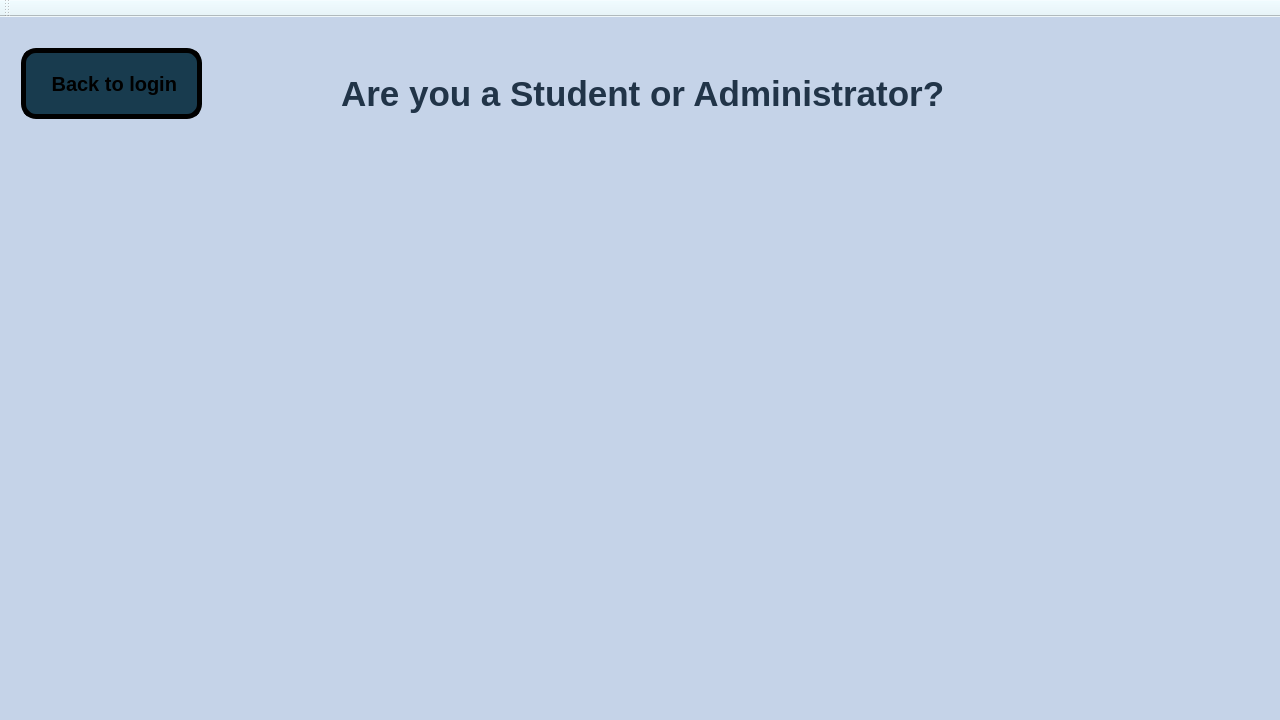
Old version of the form Coursify.ui in the repository Ahmed-ElGoharyy/Coursifyy.
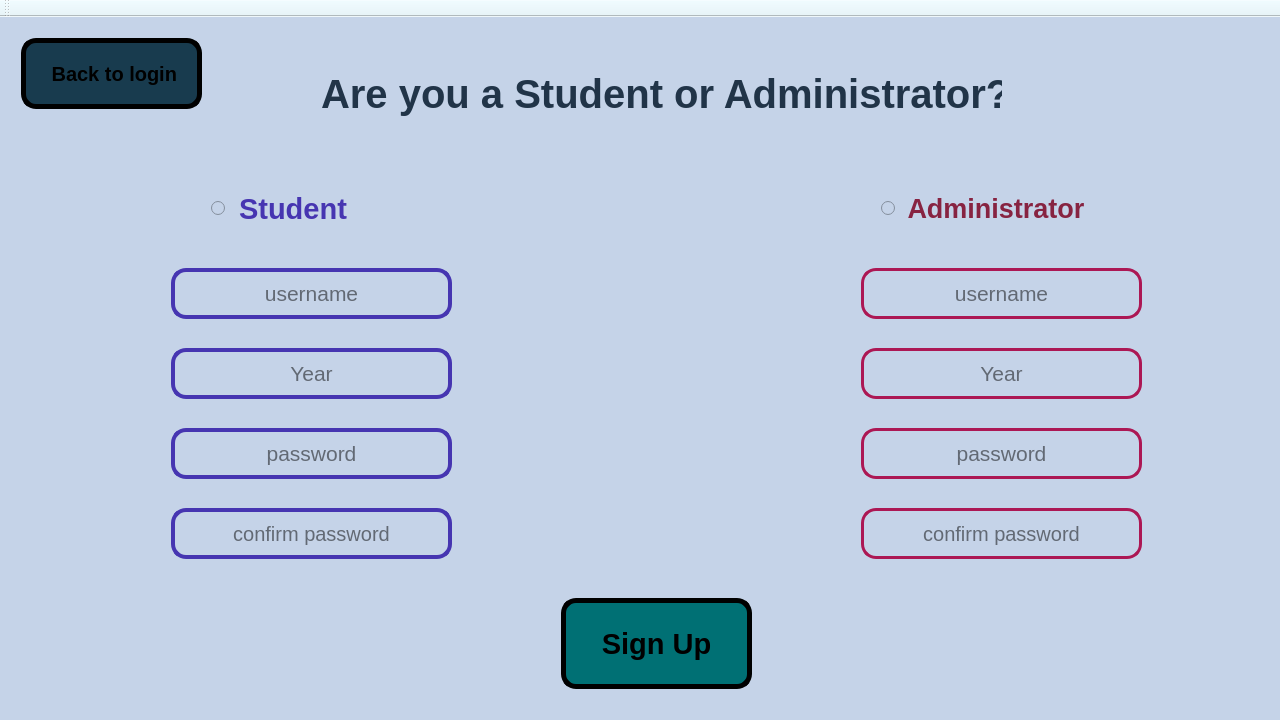
New version of the form. Icons and pictures are not drawn.

Commit message: initial Register page

```diff
--- a/Coursify.ui
+++ b/Coursify.ui
@@ -491,10 +491,13 @@
      <widget class="QStackedWidget" name="stackedWidget">
       <property name="sizePolicy">
        <sizepolicy hsizetype="Expanding" vsizetype="Expanding">
-        <horstretch>0</horstretch>
+        <horstretch>5</horstretch>
         <verstretch>0</verstretch>
        </sizepolicy>
       </property>
+      <property name="autoFillBackground">
+       <bool>false</bool>
+      </property>
       <property name="currentIndex">
        <number>3</number>
       </property>
@@ -2007,15 +2010,15 @@
        <widget class="QLabel" name="label_11">
         <property name="geometry">
          <rect>
-          <x>330</x>
+          <x>310</x>
           <y>20</y>
-          <width>631</width>
+          <width>681</width>
           <height>91</height>
          </rect>
         </property>
         <property name="font">
          <font>
-          <pointsize>26</pointsize>
+          <pointsize>30</pointsize>
           <bold>true</bold>
          </font>
         </property>
@@ -2030,7 +2033,7 @@
         <property name="geometry">
          <rect>
           <x>10</x>
-          <y>20</y>
+          <y>10</y>
           <width>181</width>
           <height>71</height>
          </rect>
@@ -2159,6 +2162,1170 @@
          </size>
         </property>
        </widget>
+       <widget class="QRadioButton" name="radioButtonS">
+        <property name="geometry">
+         <rect>
+          <x>200</x>
+          <y>160</y>
+          <width>161</width>
+          <height>41</height>
+         </rect>
+        </property>
+        <property name="font">
+         <font>
+          <pointsize>22</pointsize>
+          <italic>false</italic>
+          <bold>true</bold>
+         </font>
+        </property>
+        <property name="cursor">
+         <cursorShape>PointingHandCursor</cursorShape>
+        </property>
+        <property name="styleSheet">
+         <string notr="true">font:bold;
+color:#4635B1;</string>
+        </property>
+        <property name="text">
+         <string> Student</string>
+        </property>
+        <property name="icon">
+         <iconset theme="QIcon::ThemeIcon::MailMessageNew"/>
+        </property>
+        <property name="iconSize">
+         <size>
+          <width>20</width>
+          <height>20</height>
+         </size>
+        </property>
+       </widget>
+       <widget class="QRadioButton" name="radioButtonA">
+        <property name="geometry">
+         <rect>
+          <x>870</x>
+          <y>160</y>
+          <width>241</width>
+          <height>41</height>
+         </rect>
+        </property>
+        <property name="sizePolicy">
+         <sizepolicy hsizetype="Expanding" vsizetype="Fixed">
+          <horstretch>0</horstretch>
+          <verstretch>0</verstretch>
+         </sizepolicy>
+        </property>
+        <property name="font">
+         <font>
+          <pointsize>20</pointsize>
+          <italic>false</italic>
+          <bold>true</bold>
+         </font>
+        </property>
+        <property name="styleSheet">
+         <string notr="true">font: bold;
+color:#872341;
+</string>
+        </property>
+        <property name="text">
+         <string> Administrator</string>
+        </property>
+        <property name="icon">
+         <iconset theme="QIcon::ThemeIcon::FolderOpen"/>
+        </property>
+        <property name="iconSize">
+         <size>
+          <width>20</width>
+          <height>20</height>
+         </size>
+        </property>
+       </widget>
+       <widget class="QLineEdit" name="Register_S1">
+        <property name="geometry">
+         <rect>
+          <x>160</x>
+          <y>240</y>
+          <width>281</width>
+          <height>51</height>
+         </rect>
+        </property>
+        <property name="palette">
+         <palette>
+          <active>
+           <colorrole role="Button">
+            <brush brushstyle="SolidPattern">
+             <color alpha="255">
+              <red>62</red>
+              <green>63</green>
+              <blue>91</blue>
+             </color>
+            </brush>
+           </colorrole>
+           <colorrole role="Base">
+            <brush brushstyle="SolidPattern">
+             <color alpha="255">
+              <red>62</red>
+              <green>63</green>
+              <blue>91</blue>
+             </color>
+            </brush>
+           </colorrole>
+           <colorrole role="Window">
+            <brush brushstyle="SolidPattern">
+             <color alpha="255">
+              <red>62</red>
+              <green>63</green>
+              <blue>91</blue>
+             </color>
+            </brush>
+           </colorrole>
+          </active>
+          <inactive>
+           <colorrole role="Button">
+            <brush brushstyle="SolidPattern">
+             <color alpha="255">
+              <red>62</red>
+              <green>63</green>
+              <blue>91</blue>
+             </color>
+            </brush>
+           </colorrole>
+           <colorrole role="Base">
+            <brush brushstyle="SolidPattern">
+             <color alpha="255">
+              <red>62</red>
+              <green>63</green>
+              <blue>91</blue>
+             </color>
+            </brush>
+           </colorrole>
+           <colorrole role="Window">
+            <brush brushstyle="SolidPattern">
+             <color alpha="255">
+              <red>62</red>
+              <green>63</green>
+              <blue>91</blue>
+             </color>
+            </brush>
+           </colorrole>
+          </inactive>
+          <disabled>
+           <colorrole role="Button">
+            <brush brushstyle="SolidPattern">
+             <color alpha="255">
+              <red>62</red>
+              <green>63</green>
+              <blue>91</blue>
+             </color>
+            </brush>
+           </colorrole>
+           <colorrole role="Base">
+            <brush brushstyle="SolidPattern">
+             <color alpha="255">
+              <red>62</red>
+              <green>63</green>
+              <blue>91</blue>
+             </color>
+            </brush>
+           </colorrole>
+           <colorrole role="Window">
+            <brush brushstyle="SolidPattern">
+             <color alpha="255">
+              <red>62</red>
+              <green>63</green>
+              <blue>91</blue>
+             </color>
+            </brush>
+           </colorrole>
+          </disabled>
+         </palette>
+        </property>
+        <property name="font">
+         <font>
+          <pointsize>16</pointsize>
+         </font>
+        </property>
+        <property name="styleSheet">
+         <string notr="true">border: 4px solid #4635B1;
+   border-radius: 15px;
+    background-color: 2E236C;</string>
+        </property>
+        <property name="text">
+         <string/>
+        </property>
+        <property name="alignment">
+         <set>Qt::AlignmentFlag::AlignCenter</set>
+        </property>
+        <property name="placeholderText">
+         <string>username</string>
+        </property>
+       </widget>
+       <widget class="QLineEdit" name="Register_S2">
+        <property name="geometry">
+         <rect>
+          <x>160</x>
+          <y>320</y>
+          <width>281</width>
+          <height>51</height>
+         </rect>
+        </property>
+        <property name="palette">
+         <palette>
+          <active>
+           <colorrole role="Button">
+            <brush brushstyle="SolidPattern">
+             <color alpha="255">
+              <red>62</red>
+              <green>63</green>
+              <blue>91</blue>
+             </color>
+            </brush>
+           </colorrole>
+           <colorrole role="Base">
+            <brush brushstyle="SolidPattern">
+             <color alpha="255">
+              <red>62</red>
+              <green>63</green>
+              <blue>91</blue>
+             </color>
+            </brush>
+           </colorrole>
+           <colorrole role="Window">
+            <brush brushstyle="SolidPattern">
+             <color alpha="255">
+              <red>62</red>
+              <green>63</green>
+              <blue>91</blue>
+             </color>
+            </brush>
+           </colorrole>
+          </active>
+          <inactive>
+           <colorrole role="Button">
+            <brush brushstyle="SolidPattern">
+             <color alpha="255">
+              <red>62</red>
+              <green>63</green>
+              <blue>91</blue>
+             </color>
+            </brush>
+           </colorrole>
+           <colorrole role="Base">
+            <brush brushstyle="SolidPattern">
+             <color alpha="255">
+              <red>62</red>
+              <green>63</green>
+              <blue>91</blue>
+             </color>
+            </brush>
+           </colorrole>
+           <colorrole role="Window">
+            <brush brushstyle="SolidPattern">
+             <color alpha="255">
+              <red>62</red>
+              <green>63</green>
+              <blue>91</blue>
+             </color>
+            </brush>
+           </colorrole>
+          </inactive>
+          <disabled>
+           <colorrole role="Button">
+            <brush brushstyle="SolidPattern">
+             <color alpha="255">
+              <red>62</red>
+              <green>63</green>
+              <blue>91</blue>
+             </color>
+            </brush>
+           </colorrole>
+           <colorrole role="Base">
+            <brush brushstyle="SolidPattern">
+             <color alpha="255">
+              <red>62</red>
+              <green>63</green>
+              <blue>91</blue>
+             </color>
+            </brush>
+           </colorrole>
+           <colorrole role="Window">
+            <brush brushstyle="SolidPattern">
+             <color alpha="255">
+              <red>62</red>
+              <green>63</green>
+              <blue>91</blue>
+             </color>
+            </brush>
+           </colorrole>
+          </disabled>
+         </palette>
+        </property>
+        <property name="font">
+         <font>
+          <pointsize>16</pointsize>
+         </font>
+        </property>
+        <property name="styleSheet">
+         <string notr="true">border: 4px solid #4635B1;
+   border-radius: 15px;
+    background-color: 2E236C;</string>
+        </property>
+        <property name="text">
+         <string/>
+        </property>
+        <property name="alignment">
+         <set>Qt::AlignmentFlag::AlignCenter</set>
+        </property>
+        <property name="placeholderText">
+         <string>Year</string>
+        </property>
+       </widget>
+       <widget class="QLineEdit" name="Register_S3">
+        <property name="geometry">
+         <rect>
+          <x>160</x>
+          <y>400</y>
+          <width>281</width>
+          <height>51</height>
+         </rect>
+        </property>
+        <property name="palette">
+         <palette>
+          <active>
+           <colorrole role="Button">
+            <brush brushstyle="SolidPattern">
+             <color alpha="255">
+              <red>62</red>
+              <green>63</green>
+              <blue>91</blue>
+             </color>
+            </brush>
+           </colorrole>
+           <colorrole role="Base">
+            <brush brushstyle="SolidPattern">
+             <color alpha="255">
+              <red>62</red>
+              <green>63</green>
+              <blue>91</blue>
+             </color>
+            </brush>
+           </colorrole>
+           <colorrole role="Window">
+            <brush brushstyle="SolidPattern">
+             <color alpha="255">
+              <red>62</red>
+              <green>63</green>
+              <blue>91</blue>
+             </color>
+            </brush>
+           </colorrole>
+          </active>
+          <inactive>
+           <colorrole role="Button">
+            <brush brushstyle="SolidPattern">
+             <color alpha="255">
+              <red>62</red>
+              <green>63</green>
+              <blue>91</blue>
+             </color>
+            </brush>
+           </colorrole>
+           <colorrole role="Base">
+            <brush brushstyle="SolidPattern">
+             <color alpha="255">
+              <red>62</red>
+              <green>63</green>
+              <blue>91</blue>
+             </color>
+            </brush>
+           </colorrole>
+           <colorrole role="Window">
+            <brush brushstyle="SolidPattern">
+             <color alpha="255">
+              <red>62</red>
+              <green>63</green>
+              <blue>91</blue>
+             </color>
+            </brush>
+           </colorrole>
+          </inactive>
+          <disabled>
+           <colorrole role="Button">
+            <brush brushstyle="SolidPattern">
+             <color alpha="255">
+              <red>62</red>
+              <green>63</green>
+              <blue>91</blue>
+             </color>
+            </brush>
+           </colorrole>
+           <colorrole role="Base">
+            <brush brushstyle="SolidPattern">
+             <color alpha="255">
+              <red>62</red>
+              <green>63</green>
+              <blue>91</blue>
+             </color>
+            </brush>
+           </colorrole>
+           <colorrole role="Window">
+            <brush brushstyle="SolidPattern">
+             <color alpha="255">
+              <red>62</red>
+              <green>63</green>
+              <blue>91</blue>
+             </color>
+            </brush>
+           </colorrole>
+          </disabled>
+         </palette>
+        </property>
+        <property name="font">
+         <font>
+          <pointsize>16</pointsize>
+         </font>
+        </property>
+        <property name="styleSheet">
+         <string notr="true">border: 4px solid #4635B1;
+   border-radius: 15px;
+    background-color: 2E236C;</string>
+        </property>
+        <property name="text">
+         <string/>
+        </property>
+        <property name="alignment">
+         <set>Qt::AlignmentFlag::AlignCenter</set>
+        </property>
+        <property name="placeholderText">
+         <string>password</string>
+        </property>
+       </widget>
+       <widget class="QLineEdit" name="Register_S4">
+        <property name="geometry">
+         <rect>
+          <x>160</x>
+          <y>480</y>
+          <width>281</width>
+          <height>51</height>
+         </rect>
+        </property>
+        <property name="palette">
+         <palette>
+          <active>
+           <colorrole role="Button">
+            <brush brushstyle="SolidPattern">
+             <color alpha="255">
+              <red>62</red>
+              <green>63</green>
+              <blue>91</blue>
+             </color>
+            </brush>
+           </colorrole>
+           <colorrole role="Base">
+            <brush brushstyle="SolidPattern">
+             <color alpha="255">
+              <red>62</red>
+              <green>63</green>
+              <blue>91</blue>
+             </color>
+            </brush>
+           </colorrole>
+           <colorrole role="Window">
+            <brush brushstyle="SolidPattern">
+             <color alpha="255">
+              <red>62</red>
+              <green>63</green>
+              <blue>91</blue>
+             </color>
+            </brush>
+           </colorrole>
+          </active>
+          <inactive>
+           <colorrole role="Button">
+            <brush brushstyle="SolidPattern">
+             <color alpha="255">
+              <red>62</red>
+              <green>63</green>
+              <blue>91</blue>
+             </color>
+            </brush>
+           </colorrole>
+           <colorrole role="Base">
+            <brush brushstyle="SolidPattern">
+             <color alpha="255">
+              <red>62</red>
+              <green>63</green>
+              <blue>91</blue>
+             </color>
+            </brush>
+           </colorrole>
+           <colorrole role="Window">
+            <brush brushstyle="SolidPattern">
+             <color alpha="255">
+              <red>62</red>
+              <green>63</green>
+              <blue>91</blue>
+             </color>
+            </brush>
+           </colorrole>
+          </inactive>
+          <disabled>
+           <colorrole role="Button">
+            <brush brushstyle="SolidPattern">
+             <color alpha="255">
+              <red>62</red>
+              <green>63</green>
+              <blue>91</blue>
+             </color>
+            </brush>
+           </colorrole>
+           <colorrole role="Base">
+            <brush brushstyle="SolidPattern">
+             <color alpha="255">
+              <red>62</red>
+              <green>63</green>
+              <blue>91</blue>
+             </color>
+            </brush>
+           </colorrole>
+           <colorrole role="Window">
+            <brush brushstyle="SolidPattern">
+             <color alpha="255">
+              <red>62</red>
+              <green>63</green>
+              <blue>91</blue>
+             </color>
+            </brush>
+           </colorrole>
+          </disabled>
+         </palette>
+        </property>
+        <property name="font">
+         <font>
+          <pointsize>15</pointsize>
+         </font>
+        </property>
+        <property name="styleSheet">
+         <string notr="true">border: 4px solid #4635B1;
+   border-radius: 15px;
+    background-color: 2E236C;</string>
+        </property>
+        <property name="text">
+         <string/>
+        </property>
+        <property name="alignment">
+         <set>Qt::AlignmentFlag::AlignCenter</set>
+        </property>
+        <property name="placeholderText">
+         <string>confirm password</string>
+        </property>
+       </widget>
+       <widget class="QLineEdit" name="Register_A1">
+        <property name="geometry">
+         <rect>
+          <x>850</x>
+          <y>240</y>
+          <width>281</width>
+          <height>51</height>
+         </rect>
+        </property>
+        <property name="palette">
+         <palette>
+          <active>
+           <colorrole role="Button">
+            <brush brushstyle="SolidPattern">
+             <color alpha="255">
+              <red>62</red>
+              <green>63</green>
+              <blue>91</blue>
+             </color>
+            </brush>
+           </colorrole>
+           <colorrole role="Base">
+            <brush brushstyle="SolidPattern">
+             <color alpha="255">
+              <red>62</red>
+              <green>63</green>
+              <blue>91</blue>
+             </color>
+            </brush>
+           </colorrole>
+           <colorrole role="Window">
+            <brush brushstyle="SolidPattern">
+             <color alpha="255">
+              <red>62</red>
+              <green>63</green>
+              <blue>91</blue>
+             </color>
+            </brush>
+           </colorrole>
+          </active>
+          <inactive>
+           <colorrole role="Button">
+            <brush brushstyle="SolidPattern">
+             <color alpha="255">
+              <red>62</red>
+              <green>63</green>
+              <blue>91</blue>
+             </color>
+            </brush>
+           </colorrole>
+           <colorrole role="Base">
+            <brush brushstyle="SolidPattern">
+             <color alpha="255">
+              <red>62</red>
+              <green>63</green>
+              <blue>91</blue>
+             </color>
+            </brush>
+           </colorrole>
+           <colorrole role="Window">
+            <brush brushstyle="SolidPattern">
+             <color alpha="255">
+              <red>62</red>
+              <green>63</green>
+              <blue>91</blue>
+             </color>
+            </brush>
+           </colorrole>
+          </inactive>
+          <disabled>
+           <colorrole role="Button">
+            <brush brushstyle="SolidPattern">
+             <color alpha="255">
+              <red>62</red>
+              <green>63</green>
+              <blue>91</blue>
+             </color>
+            </brush>
+           </colorrole>
+           <colorrole role="Base">
+            <brush brushstyle="SolidPattern">
+             <color alpha="255">
+              <red>62</red>
+              <green>63</green>
+              <blue>91</blue>
+             </color>
+            </brush>
+           </colorrole>
+           <colorrole role="Window">
+            <brush brushstyle="SolidPattern">
+             <color alpha="255">
+              <red>62</red>
+              <green>63</green>
+              <blue>91</blue>
+             </color>
+            </brush>
+           </colorrole>
+          </disabled>
+         </palette>
+        </property>
+        <property name="font">
+         <font>
+          <pointsize>16</pointsize>
+         </font>
+        </property>
+        <property name="styleSheet">
+         <string notr="true">border: 2.5px solid #AC1754;
+   border-radius: 15px;
+    background-color: 2E236C;</string>
+        </property>
+        <property name="text">
+         <string/>
+        </property>
+        <property name="alignment">
+         <set>Qt::AlignmentFlag::AlignCenter</set>
+        </property>
+        <property name="placeholderText">
+         <string>username</string>
+        </property>
+       </widget>
+       <widget class="QLineEdit" name="Register_A2">
+        <property name="geometry">
+         <rect>
+          <x>850</x>
+          <y>320</y>
+          <width>281</width>
+          <height>51</height>
+         </rect>
+        </property>
+        <property name="palette">
+         <palette>
+          <active>
+           <colorrole role="Button">
+            <brush brushstyle="SolidPattern">
+             <color alpha="255">
+              <red>62</red>
+              <green>63</green>
+              <blue>91</blue>
+             </color>
+            </brush>
+           </colorrole>
+           <colorrole role="Base">
+            <brush brushstyle="SolidPattern">
+             <color alpha="255">
+              <red>62</red>
+              <green>63</green>
+              <blue>91</blue>
+             </color>
+            </brush>
+           </colorrole>
+           <colorrole role="Window">
+            <brush brushstyle="SolidPattern">
+             <color alpha="255">
+              <red>62</red>
+              <green>63</green>
+              <blue>91</blue>
+             </color>
+            </brush>
+           </colorrole>
+          </active>
+          <inactive>
+           <colorrole role="Button">
+            <brush brushstyle="SolidPattern">
+             <color alpha="255">
+              <red>62</red>
+              <green>63</green>
+              <blue>91</blue>
+             </color>
+            </brush>
+           </colorrole>
+           <colorrole role="Base">
+            <brush brushstyle="SolidPattern">
+             <color alpha="255">
+              <red>62</red>
+              <green>63</green>
+              <blue>91</blue>
+             </color>
+            </brush>
+           </colorrole>
+           <colorrole role="Window">
+            <brush brushstyle="SolidPattern">
+             <color alpha="255">
+              <red>62</red>
+              <green>63</green>
+              <blue>91</blue>
+             </color>
+            </brush>
+           </colorrole>
+          </inactive>
+          <disabled>
+           <colorrole role="Button">
+            <brush brushstyle="SolidPattern">
+             <color alpha="255">
+              <red>62</red>
+              <green>63</green>
+              <blue>91</blue>
+             </color>
+            </brush>
+           </colorrole>
+           <colorrole role="Base">
+            <brush brushstyle="SolidPattern">
+             <color alpha="255">
+              <red>62</red>
+              <green>63</green>
+              <blue>91</blue>
+             </color>
+            </brush>
+           </colorrole>
+           <colorrole role="Window">
+            <brush brushstyle="SolidPattern">
+             <color alpha="255">
+              <red>62</red>
+              <green>63</green>
+              <blue>91</blue>
+             </color>
+            </brush>
+           </colorrole>
+          </disabled>
+         </palette>
+        </property>
+        <property name="font">
+         <font>
+          <pointsize>16</pointsize>
+         </font>
+        </property>
+        <property name="styleSheet">
+         <string notr="true">border: 2.5px solid #AC1754;
+   border-radius: 15px;
+    background-color: 2E236C;
+</string>
+        </property>
+        <property name="text">
+         <string/>
+        </property>
+        <property name="alignment">
+         <set>Qt::AlignmentFlag::AlignCenter</set>
+        </property>
+        <property name="placeholderText">
+         <string>Year</string>
+        </property>
+       </widget>
+       <widget class="QLineEdit" name="Register_A3">
+        <property name="geometry">
+         <rect>
+          <x>850</x>
+          <y>400</y>
+          <width>281</width>
+          <height>51</height>
+         </rect>
+        </property>
+        <property name="palette">
+         <palette>
+          <active>
+           <colorrole role="Button">
+            <brush brushstyle="SolidPattern">
+             <color alpha="255">
+              <red>62</red>
+              <green>63</green>
+              <blue>91</blue>
+             </color>
+            </brush>
+           </colorrole>
+           <colorrole role="Base">
+            <brush brushstyle="SolidPattern">
+             <color alpha="255">
+              <red>62</red>
+              <green>63</green>
+              <blue>91</blue>
+             </color>
+            </brush>
+           </colorrole>
+           <colorrole role="Window">
+            <brush brushstyle="SolidPattern">
+             <color alpha="255">
+              <red>62</red>
+              <green>63</green>
+              <blue>91</blue>
+             </color>
+            </brush>
+           </colorrole>
+          </active>
+          <inactive>
+           <colorrole role="Button">
+            <brush brushstyle="SolidPattern">
+             <color alpha="255">
+              <red>62</red>
+              <green>63</green>
+              <blue>91</blue>
+             </color>
+            </brush>
+           </colorrole>
+           <colorrole role="Base">
+            <brush brushstyle="SolidPattern">
+             <color alpha="255">
+              <red>62</red>
+              <green>63</green>
+              <blue>91</blue>
+             </color>
+            </brush>
+           </colorrole>
+           <colorrole role="Window">
+            <brush brushstyle="SolidPattern">
+             <color alpha="255">
+              <red>62</red>
+              <green>63</green>
+              <blue>91</blue>
+             </color>
+            </brush>
+           </colorrole>
+          </inactive>
+          <disabled>
+           <colorrole role="Button">
+            <brush brushstyle="SolidPattern">
+             <color alpha="255">
+              <red>62</red>
+              <green>63</green>
+              <blue>91</blue>
+             </color>
+            </brush>
+           </colorrole>
+           <colorrole role="Base">
+            <brush brushstyle="SolidPattern">
+             <color alpha="255">
+              <red>62</red>
+              <green>63</green>
+              <blue>91</blue>
+             </color>
+            </brush>
+           </colorrole>
+           <colorrole role="Window">
+            <brush brushstyle="SolidPattern">
+             <color alpha="255">
+              <red>62</red>
+              <green>63</green>
+              <blue>91</blue>
+             </color>
+            </brush>
+           </colorrole>
+          </disabled>
+         </palette>
+        </property>
+        <property name="font">
+         <font>
+          <pointsize>16</pointsize>
+         </font>
+        </property>
+        <property name="styleSheet">
+         <string notr="true">border: 2.5px solid #AC1754;
+   border-radius: 15px;
+    background-color: 2E236C;</string>
+        </property>
+        <property name="text">
+         <string/>
+        </property>
+        <property name="alignment">
+         <set>Qt::AlignmentFlag::AlignCenter</set>
+        </property>
+        <property name="placeholderText">
+         <string>password</string>
+        </property>
+       </widget>
+       <widget class="QLineEdit" name="Register_A4">
+        <property name="geometry">
+         <rect>
+          <x>850</x>
+          <y>480</y>
+          <width>281</width>
+          <height>51</height>
+         </rect>
+        </property>
+        <property name="palette">
+         <palette>
+          <active>
+           <colorrole role="Button">
+            <brush brushstyle="SolidPattern">
+             <color alpha="255">
+              <red>62</red>
+              <green>63</green>
+              <blue>91</blue>
+             </color>
+            </brush>
+           </colorrole>
+           <colorrole role="Base">
+            <brush brushstyle="SolidPattern">
+             <color alpha="255">
+              <red>62</red>
+              <green>63</green>
+              <blue>91</blue>
+             </color>
+            </brush>
+           </colorrole>
+           <colorrole role="Window">
+            <brush brushstyle="SolidPattern">
+             <color alpha="255">
+              <red>62</red>
+              <green>63</green>
+              <blue>91</blue>
+             </color>
+            </brush>
+           </colorrole>
+          </active>
+          <inactive>
+           <colorrole role="Button">
+            <brush brushstyle="SolidPattern">
+             <color alpha="255">
+              <red>62</red>
+              <green>63</green>
+              <blue>91</blue>
+             </color>
+            </brush>
+           </colorrole>
+           <colorrole role="Base">
+            <brush brushstyle="SolidPattern">
+             <color alpha="255">
+              <red>62</red>
+              <green>63</green>
+              <blue>91</blue>
+             </color>
+            </brush>
+           </colorrole>
+           <colorrole role="Window">
+            <brush brushstyle="SolidPattern">
+             <color alpha="255">
+              <red>62</red>
+              <green>63</green>
+              <blue>91</blue>
+             </color>
+            </brush>
+           </colorrole>
+          </inactive>
+          <disabled>
+           <colorrole role="Button">
+            <brush brushstyle="SolidPattern">
+             <color alpha="255">
+              <red>62</red>
+              <green>63</green>
+              <blue>91</blue>
+             </color>
+            </brush>
+           </colorrole>
+           <colorrole role="Base">
+            <brush brushstyle="SolidPattern">
+             <color alpha="255">
+              <red>62</red>
+              <green>63</green>
+              <blue>91</blue>
+             </color>
+            </brush>
+           </colorrole>
+           <colorrole role="Window">
+            <brush brushstyle="SolidPattern">
+             <color alpha="255">
+              <red>62</red>
+              <green>63</green>
+              <blue>91</blue>
+             </color>
+            </brush>
+           </colorrole>
+          </disabled>
+         </palette>
+        </property>
+        <property name="font">
+         <font>
+          <pointsize>15</pointsize>
+         </font>
+        </property>
+        <property name="styleSheet">
+         <string notr="true">border: 2.5px solid #AC1754;
+   border-radius: 15px;
+    background-color: 2E236C;</string>
+        </property>
+        <property name="text">
+         <string/>
+        </property>
+        <property name="alignment">
+         <set>Qt::AlignmentFlag::AlignCenter</set>
+        </property>
+        <property name="placeholderText">
+         <string>confirm password</string>
+        </property>
+       </widget>
+       <widget class="QPushButton" name="Register_signup">
+        <property name="geometry">
+         <rect>
+          <x>550</x>
+          <y>570</y>
+          <width>191</width>
+          <height>91</height>
+         </rect>
+        </property>
+        <property name="palette">
+         <palette>
+          <active>
+           <colorrole role="Button">
+            <brush brushstyle="SolidPattern">
+             <color alpha="255">
+              <red>0</red>
+              <green>112</green>
+              <blue>116</blue>
+             </color>
+            </brush>
+           </colorrole>
+           <colorrole role="Base">
+            <brush brushstyle="SolidPattern">
+             <color alpha="255">
+              <red>0</red>
+              <green>112</green>
+              <blue>116</blue>
+             </color>
+            </brush>
+           </colorrole>
+           <colorrole role="Window">
+            <brush brushstyle="SolidPattern">
+             <color alpha="255">
+              <red>0</red>
+              <green>112</green>
+              <blue>116</blue>
+             </color>
+            </brush>
+           </colorrole>
+          </active>
+          <inactive>
+           <colorrole role="Button">
+            <brush brushstyle="SolidPattern">
+             <color alpha="255">
+              <red>0</red>
+              <green>112</green>
+              <blue>116</blue>
+             </color>
+            </brush>
+           </colorrole>
+           <colorrole role="Base">
+            <brush brushstyle="SolidPattern">
+             <color alpha="255">
+              <red>0</red>
+              <green>112</green>
+              <blue>116</blue>
+             </color>
+            </brush>
+           </colorrole>
+           <colorrole role="Window">
+            <brush brushstyle="SolidPattern">
+             <color alpha="255">
+              <red>0</red>
+              <green>112</green>
+              <blue>116</blue>
+             </color>
+            </brush>
+           </colorrole>
+          </inactive>
+          <disabled>
+           <colorrole role="Button">
+            <brush brushstyle="SolidPattern">
+             <color alpha="255">
+              <red>0</red>
+              <green>112</green>
+              <blue>116</blue>
+             </color>
+            </brush>
+           </colorrole>
+           <colorrole role="Base">
+            <brush brushstyle="SolidPattern">
+             <color alpha="255">
+              <red>0</red>
+              <green>112</green>
+              <blue>116</blue>
+             </color>
+            </brush>
+           </colorrole>
+           <colorrole role="Window">
+            <brush brushstyle="SolidPattern">
+             <color alpha="255">
+              <red>0</red>
+              <green>112</green>
+              <blue>116</blue>
+             </color>
+            </brush>
+           </colorrole>
+          </disabled>
+         </palette>
+        </property>
+        <property name="font">
+         <font>
+          <pointsize>22</pointsize>
+          <bold>true</bold>
+         </font>
+        </property>
+        <property name="cursor">
+         <cursorShape>OpenHandCursor</cursorShape>
+        </property>
+        <property name="styleSheet">
+         <string notr="true">border: 5px solid black;   /* Border */
+border-radius: 15px;  
+background-color: #007074</string>
+        </property>
+        <property name="text">
+         <string>Sign Up</string>
+        </property>
+        <property name="icon">
+         <iconset theme="QIcon::ThemeIcon::ContactNew"/>
+        </property>
+        <property name="iconSize">
+         <size>
+          <width>25</width>
+          <height>25</height>
+         </size>
+        </property>
+       </widget>
       </widget>
      </widget>
     </item>
```
Left out of the diff: 7 changed lines with no effect on the pictures. The commit also changes 6 other files.
